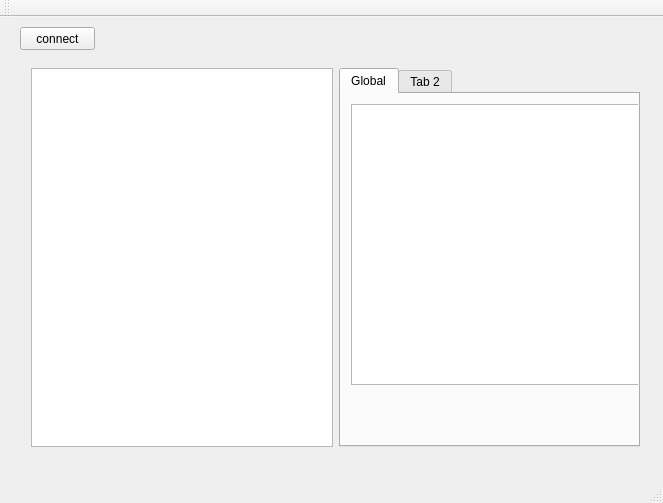
This is src/controller/maincontrollerwindow.ui in qtplatz/qtplatz as Qt 5 draws it before an edit. The edited form follows.
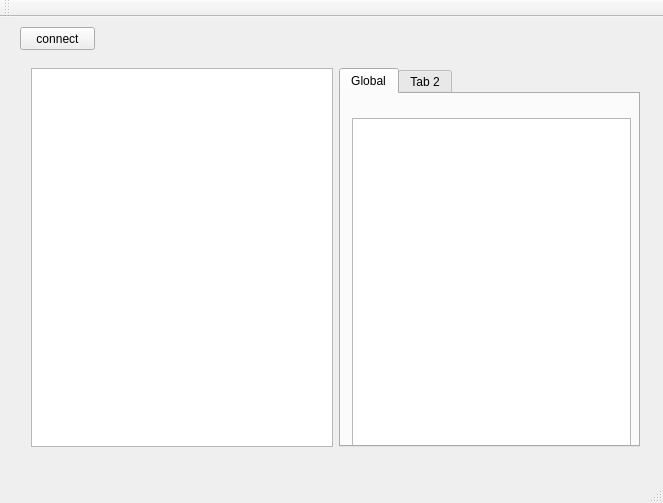
This is the edited form.

The edit to the form file:
```diff
--- a/src/controller/maincontrollerwindow.ui
+++ b/src/controller/maincontrollerwindow.ui
@@ -49,15 +49,18 @@
         <attribute name="title">
          <string>Global</string>
         </attribute>
-        <widget class="QPlainTextEdit" name="plainTextEdit">
+        <widget class="QWidget" name="verticalLayoutWidget">
          <property name="geometry">
           <rect>
-           <x>10</x>
-           <y>10</y>
-           <width>291</width>
-           <height>281</height>
+           <x>0</x>
+           <y>13</y>
+           <width>301</width>
+           <height>351</height>
           </rect>
          </property>
+         <layout class="QVBoxLayout" name="verticalLayout">
+          <item>
+           <widget class="QPlainTextEdit" name="plainTextEdit">
          <property name="maximumSize">
           <size>
            <width>291</width>
@@ -67,6 +70,9 @@
          <property name="undoRedoEnabled">
           <bool>false</bool>
          </property>
+           </widget>
+          </item>
+         </layout>
         </widget>
        </widget>
        <widget class="QWidget" name="tab_2">
```
Lines whose indentation alone changed are shown as unchanged.
